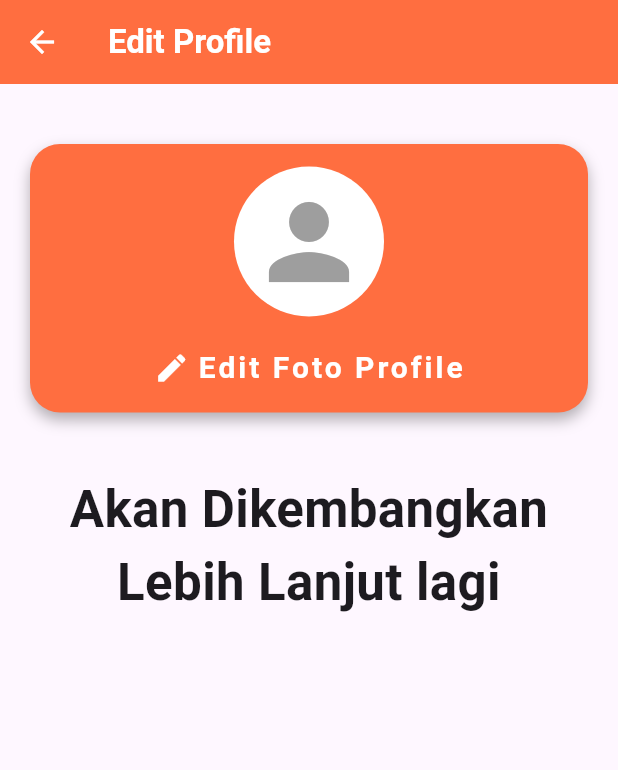
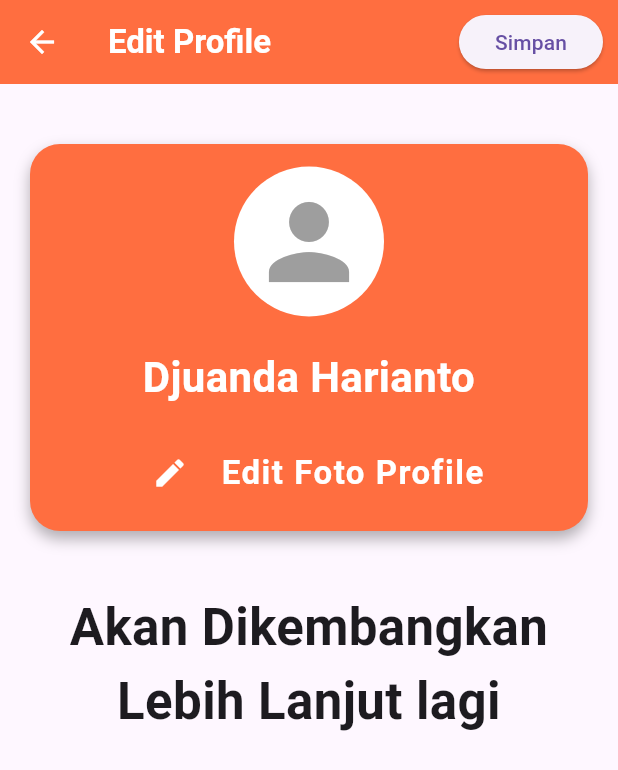
Before and after one commit to Juander123/TokoMakanan4, a Flutter app: the screen it shows after launch, after a tap on the "person" icon, on a phone screen of 412 x 824 dp. Shown: the top 770 px of the screen. Run offline on Flutter 3.47's test engine with Material 3 defaults, Android fonts, the light colour scheme and no system bars; network calls fail.

Commit message:
penambahan button save di edit profile

```diff
--- a/lib/main.dart
+++ b/lib/main.dart
@@ -14,7 +14,6 @@ class MyApp extends StatelessWidget{
   Widget build(BuildContext context) {
 
     // TODO: implement build
-
     return MaterialApp(
       title: "TokoMakanan4",
       home: FirstScreen(),
--- a/lib/pages/beranda.dart
+++ b/lib/pages/beranda.dart
@@ -139,7 +139,7 @@ class _HomePage extends State<HomePage>{
                 ),
 
 
-                SizedBox(height: 20,),
+                SizedBox(height: 5,),
 
                 //Konten Utama / FoodCard
                 LayoutBuilder(
--- a/lib/pagesProfile/InformasiAkun/editProfile.dart
+++ b/lib/pagesProfile/InformasiAkun/editProfile.dart
@@ -19,6 +19,26 @@ class EditProfile extends StatelessWidget{
             fontWeight: FontWeight.bold,
           ),
         ),
+
+        actions: [
+
+         Padding(
+
+          padding: EdgeInsetsGeometry.symmetric(horizontal: 10,vertical: 10),
+          child: ElevatedButton(
+
+            child: Text(
+              "Simpan",
+
+            ),
+            onPressed: () {
+
+            },
+          )
+        ),
+
+
+        ],
       ),
 
 
@@ -52,18 +72,36 @@ class EditProfile extends StatelessWidget{
                     child:Icon(Icons.person, size: 80,color: Colors.grey,),
                   ),
                   SizedBox(height: 20,),
+
+                  Text(
+                    textAlign: TextAlign.center,
+                    "Djuanda Harianto",
+                    style: TextStyle(
+                      fontWeight: FontWeight.bold,
+                      color: Colors.white,
+                      fontSize: 28,
+                    ),
+                  ),
+
+                  SizedBox(height: 20,),
+
                   Row(
                     mainAxisAlignment: MainAxisAlignment.center,
                     children: [
-                      Icon(Icons.edit,color: Colors.white,),
-                      SizedBox(width: 5,),
+                      IconButton(
+                        onPressed: () {
+
+                        },
+                        icon: Icon(Icons.edit,color: Colors.white,),
+                      ),
+                      SizedBox(width: 10,),
                       Text(
                         "Edit Foto Profile",
                         style: TextStyle(
                           color: Colors.white,
                           fontWeight: FontWeight.bold,
-                          letterSpacing:2,
-                          fontSize: 20
+                          letterSpacing:1,
+                          fontSize: 22
                         ),
                       )
                     ],
```
